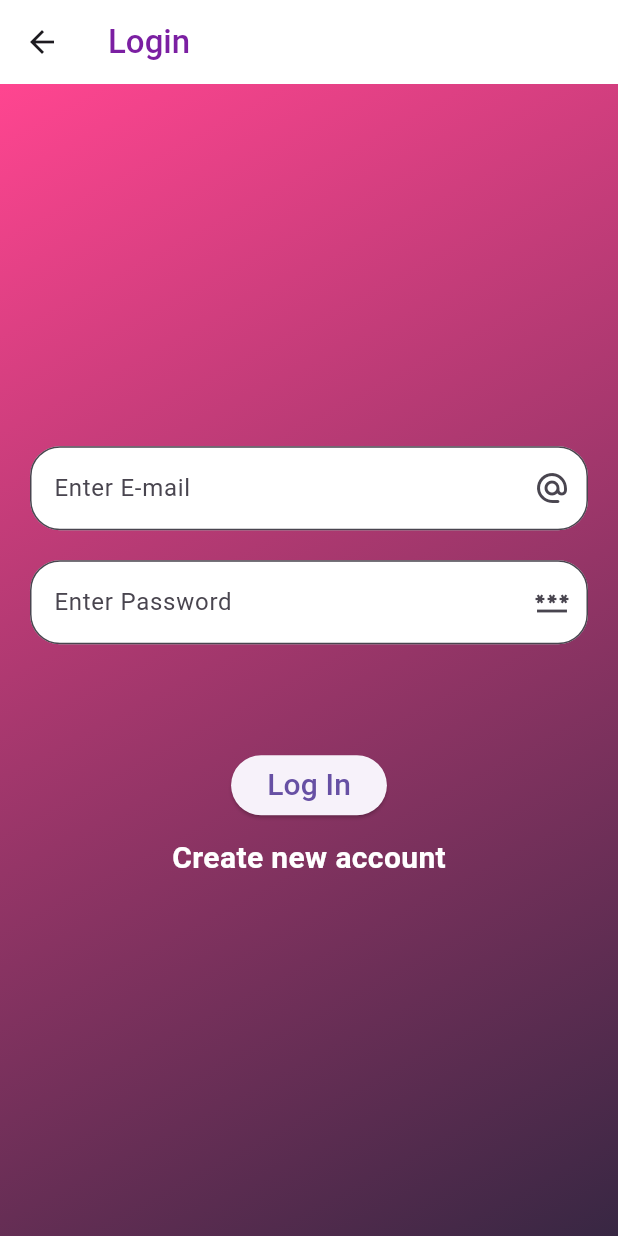
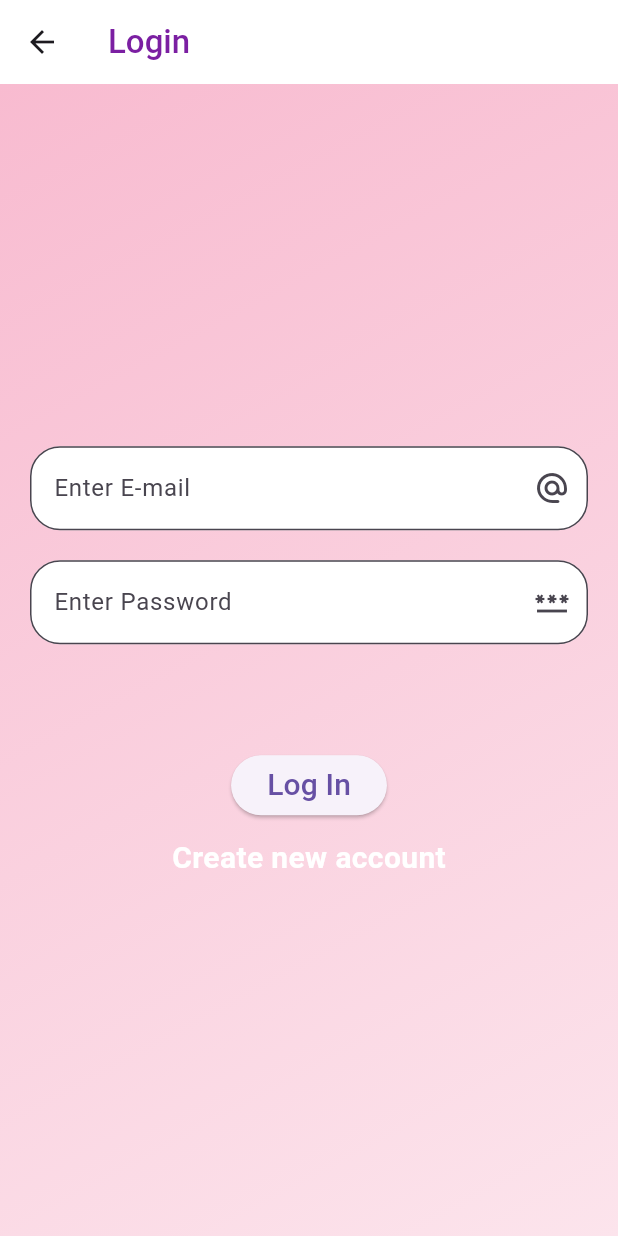
Before and after one commit to priontysaha/chillpill, a Flutter app: the screen it shows after launch, after a tap on "Log In", on a phone screen of 412 x 824 dp. Run offline on Flutter 3.47's test engine with Material 3 defaults, Android fonts, the phone set to English and light mode, and no system bars; our stand-ins replace get.

```diff
--- a/lib/WELCOME/login.dart
+++ b/lib/WELCOME/login.dart
@@ -23,8 +23,9 @@ class login extends StatelessWidget {
         decoration: const BoxDecoration(
             gradient: LinearGradient(
                 colors:[
-                  Color(0xffff4590),
-                  Color(0xff382743,)
+                  Color(0xfff8bbd0),
+                  Color(0xfffce4ec,
+                      )
 
                 ],
 
--- a/lib/WELCOME/registration.dart
+++ b/lib/WELCOME/registration.dart
@@ -17,8 +17,9 @@ class registration extends StatelessWidget {
         decoration: const BoxDecoration(
             gradient: LinearGradient(
                 colors:[
-                  Color(0xffff4590),
-                  Color(0xff382743,)
+                  Color(0xfff8bbd0),
+                  Color(0xfffce4ec,
+                  )
 
                 ],
 
--- a/lib/WELCOME/splashscreen.dart
+++ b/lib/WELCOME/splashscreen.dart
@@ -27,6 +27,7 @@ class _splashscreenState extends State<splashscreen> {
   @override
   Widget build(BuildContext context) {
     return const Scaffold(
+        backgroundColor:Color(0xfffce4ec),
         body: Center(
           child: Hero(
               tag: "Logo",
@@ -34,10 +35,12 @@ class _splashscreenState extends State<splashscreen> {
                 style: TextStyle(
                     fontSize: 65.0,
                     fontStyle: FontStyle.normal,
-                color: Colors.indigo,
+                    fontFamily: 'ConcertOne',
+                    color: Colors.purpleAccent,
                     fontWeight: FontWeight.bold,
                     backgroundColor: Colors.transparent
-            ),)
+                ),
+            )
         ),
       )
     );
--- a/lib/WELCOME/welcomepage1.dart
+++ b/lib/WELCOME/welcomepage1.dart
@@ -15,9 +15,9 @@ class Welcome extends StatelessWidget {
         decoration: const BoxDecoration(
             gradient: LinearGradient(
                 colors: [
-                  Color(0xffff4590),
-                  Color(
-                    0xff382743,
+                  Color(0xfff8bbd0),
+                  Color(0xfffce4ec,
+
                   )
                 ],
                 begin: Alignment.topLeft,
```
Also changed, not shown: pubspec.yaml (+4 -11 lines), fonts/ConcertOne-Regular.ttf (added). Lines whose indentation alone changed are shown as unchanged.
